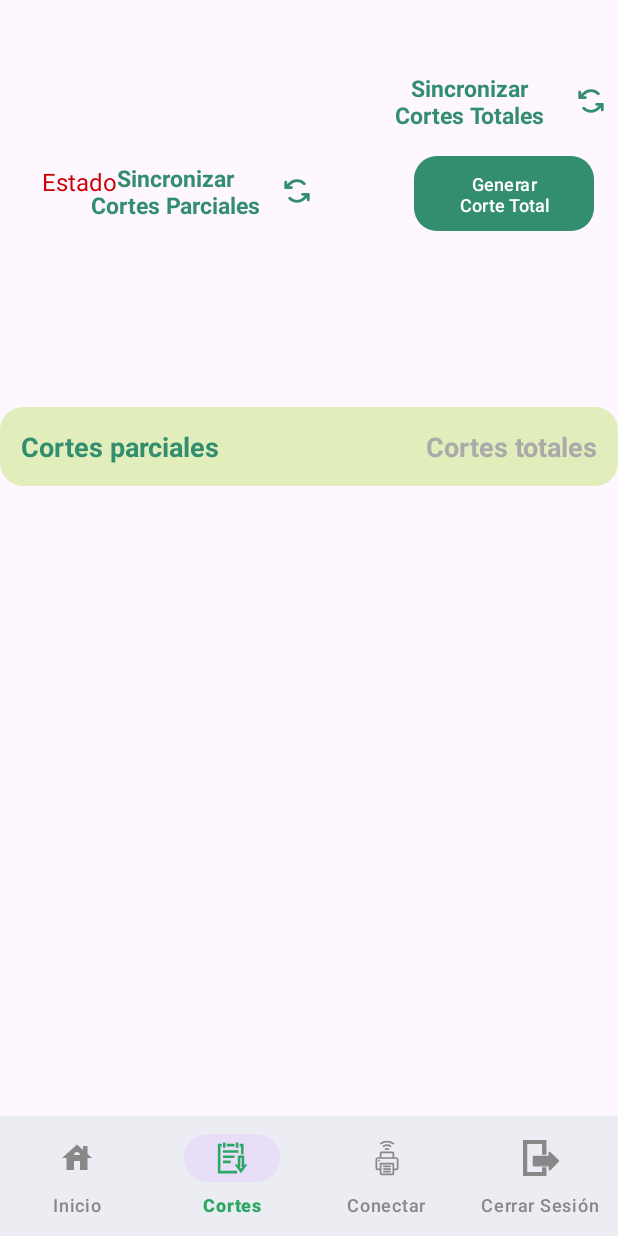
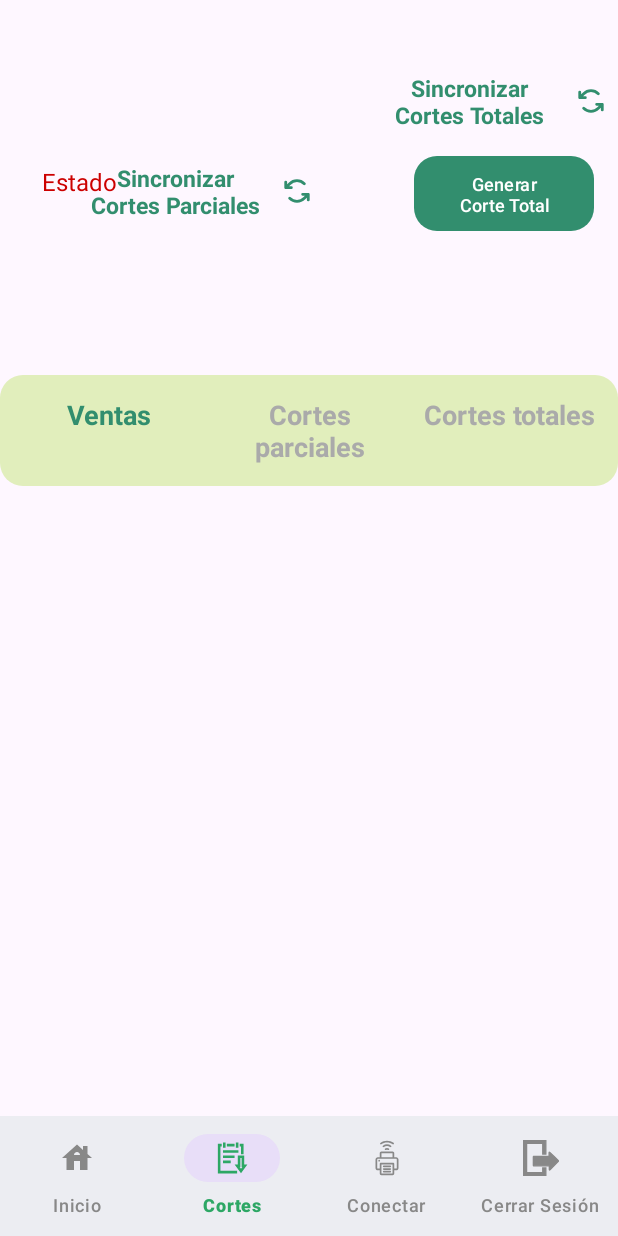
Before and after one commit to Crisbur1411/cobro, an Android app: the CortesActivity screen opened directly, with no data from a screen before it, on a phone screen of 412 x 824 dp. Run offline under Robolectric (Android 15) with nearby library versions, the phone set to English and light mode, and no system bars.

Commit message:
Boton de ventas agregado y función para visualizar los cortes parciales

```diff
--- a/app/src/main/java/com/example/cobro/CorteAdapter.java
+++ b/app/src/main/java/com/example/cobro/CorteAdapter.java
@@ -40,6 +40,8 @@ public class CorteAdapter extends ArrayAdapter<CorteTotal> {
             textNombre.setTextColor(Color.RED);
         } else if (corte.status == 2) {
             textNombre.setTextColor(Color.parseColor("#388E3C")); // verde oscuro
+        } else if (corte.status == 3) {
+            textNombre.setTextColor(Color.RED); // verde oscuro
         } else {
             textNombre.setTextColor(Color.BLACK);
         }
--- a/app/src/main/res/layout/activity_cortes.xml
+++ b/app/src/main/res/layout/activity_cortes.xml
@@ -30,6 +30,22 @@
         app:layout_constraintBottom_toTopOf="@+id/bottom_navigation"
         app:layout_constraintStart_toStartOf="parent">
 
+
+        <TextView
+            android:id="@+id/btnVentas"
+            android:layout_width="0dp"
+            android:layout_height="wrap_content"
+            android:layout_weight="1"
+            android:clickable="true"
+            android:focusable="true"
+            android:padding="8dp"
+            android:text="Ventas"
+            android:textAlignment="center"
+            android:textColor="@color/colorPrimary"
+            android:textSize="18sp"
+            android:textStyle="bold" />
+
+
         <TextView
             android:id="@+id/btnCortesParciales"
             android:layout_width="0dp"
@@ -37,10 +53,10 @@
             android:layout_weight="1"
             android:clickable="true"
             android:focusable="true"
-            android:gravity="start"
             android:padding="8dp"
             android:text="Cortes parciales"
-            android:textColor="@color/colorPrimary"
+            android:textAlignment="center"
+            android:textColor="@android:color/darker_gray"
             android:textSize="18sp"
             android:textStyle="bold" />
 
@@ -51,9 +67,9 @@
             android:layout_weight="1"
             android:clickable="true"
             android:focusable="true"
-            android:gravity="end"
             android:padding="8dp"
             android:text="Cortes totales"
+            android:textAlignment="center"
             android:textColor="@android:color/darker_gray"
             android:textSize="18sp"
             android:textStyle="bold" />
```
Also changed, not shown: app/src/main/java/com/example/cobro/CortesActivity.java (+17 -2 lines), app/src/main/java/com/example/cobro/control_cortes.java (+40 -0 lines).
